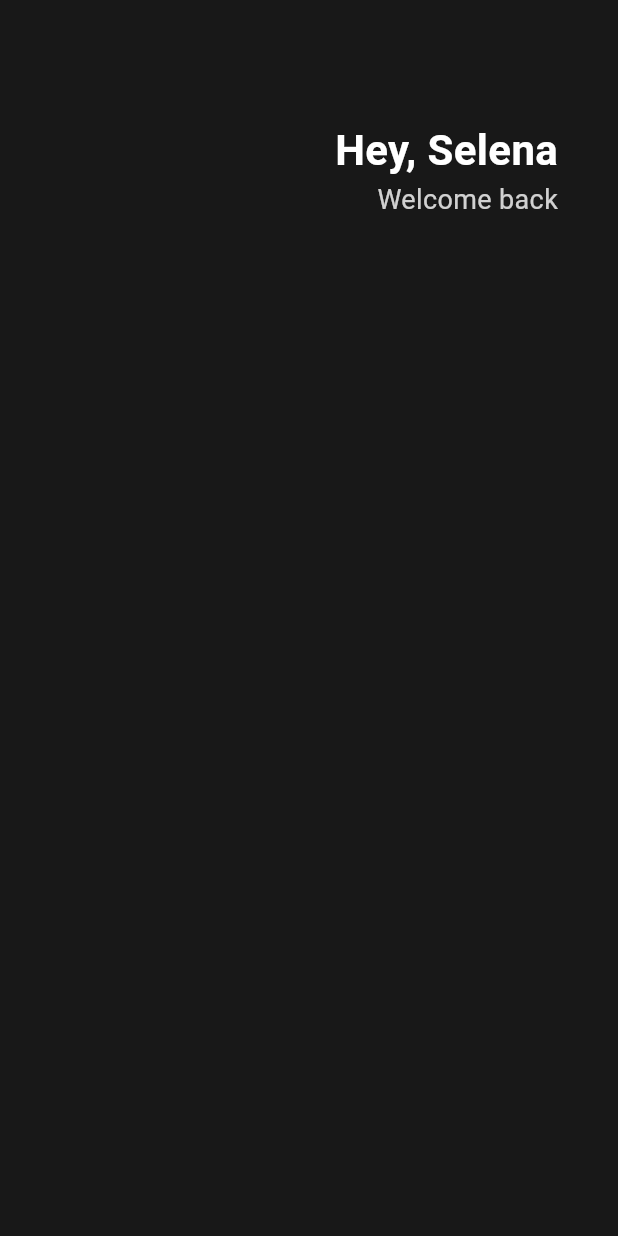
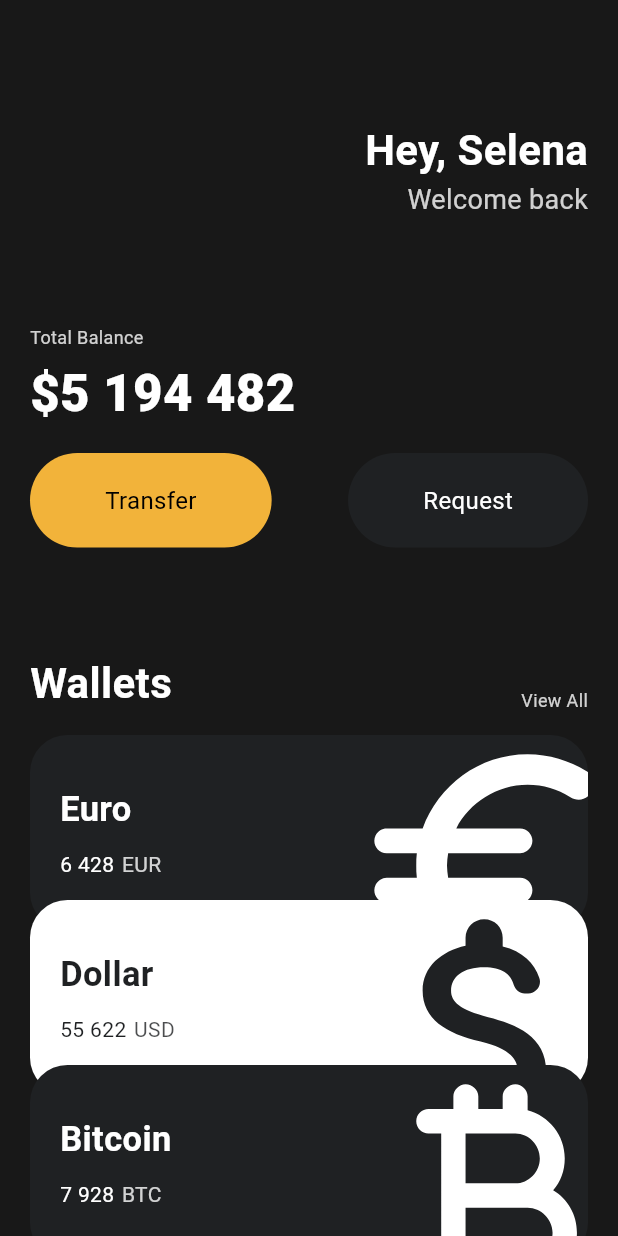
Before and after one commit to JunDemi/flutter_travel, a Flutter app: the screen it shows after launch, on a phone screen of 412 x 824 dp. Run offline on Flutter 3.47's test engine with Material 3 defaults, Android fonts, the light colour scheme and no system bars.

Commit message:
메인 UI

```diff
--- /dev/null
+++ b/lib/layouts/cardContainer.dart
@@ -0,0 +1,43 @@
+import 'package:flutter/material.dart';
+import 'package:flutter_travel/widgets/card.dart';
+
+// ignore: use_key_in_widget_constructors
+class CardContainer extends StatelessWidget {
+  final List<Map<String, dynamic>> currencyData = [
+    {
+      'name': 'Euro',
+      'code': 'EUR',
+      'amount': '6 428',
+      'icon': Icons.euro_rounded,
+    },
+    {
+      'name': 'Dollar',
+      'code': 'USD',
+      'amount': '55 622',
+      'icon': Icons.attach_money_rounded,
+    },
+    {
+      'name': 'Bitcoin',
+      'code': 'BTC',
+      'amount': '7 928',
+      'icon': Icons.currency_bitcoin_rounded,
+    },
+  ];
+
+  @override
+  Widget build(BuildContext context) {
+    return Column(
+      children: [
+        for (int i = 0; i < currencyData.length; i++)
+          CurrencyCard(
+            name: currencyData[i]['name'],
+            code: currencyData[i]['code'],
+            amount: currencyData[i]['amount'],
+            icon: currencyData[i]['icon'],
+            isInverted: i % 2 != 0 || false,
+            y: i * -20,
+          )
+      ],
+    );
+  }
+}
--- a/lib/main.dart
+++ b/lib/main.dart
@@ -1,4 +1,7 @@
 import 'package:flutter/material.dart';
+import 'package:flutter_travel/layouts/cardContainer.dart';
+import 'package:flutter_travel/widgets/button.dart';
+import 'package:flutter_travel/widgets/card.dart';
 
 void main() {
   runApp(App());
@@ -10,11 +13,13 @@ class App extends StatelessWidget {
     return MaterialApp(
       home: Scaffold(
         backgroundColor: Color(0xFF181818),
-        body: Padding(
+        body: SingleChildScrollView(
+          child: Padding(
             padding: EdgeInsets.symmetric(
-            horizontal: 40,
+              horizontal: 20,
             ),
             child: Column(
+              crossAxisAlignment: CrossAxisAlignment.start,
               children: [
                 SizedBox(
                   height: 80,
@@ -44,7 +49,98 @@ class App extends StatelessWidget {
                     ),
                   ],
                 ),
+                SizedBox(
+                  height: 70,
+                ),
+                Text(
+                  'Total Balance',
+                  style: TextStyle(
+                    fontSize: 12,
+                    color: Colors.white.withValues(alpha: 0.8),
+                  ),
+                ),
+                SizedBox(
+                  height: 5,
+                ),
+                Text(
+                  '\$5 194 482',
+                  style: TextStyle(
+                    color: Colors.white,
+                    fontSize: 34,
+                    fontWeight: FontWeight.w800,
+                  ),
+                ),
+                SizedBox(
+                  height: 15,
+                ),
+                Row(
+                  mainAxisAlignment: MainAxisAlignment.spaceBetween,
+                  children: [
+                    Button(
+                        text: 'Transfer',
+                        bgColor: Color(0xFFF2B33A),
+                        textColor: Colors.black),
+                    Button(
+                        text: 'Request',
+                        bgColor: Color(0xFF1F2123),
+                        textColor: Colors.white),
                   ],
+                ),
+                SizedBox(
+                  height: 70,
+                ),
+                Row(
+                  crossAxisAlignment: CrossAxisAlignment.end,
+                  mainAxisAlignment: MainAxisAlignment.spaceBetween,
+                  children: [
+                    Text(
+                      'Wallets',
+                      style: TextStyle(
+                        color: Colors.white,
+                        fontSize: 28,
+                        fontWeight: FontWeight.w600,
+                      ),
+                    ),
+                    Text(
+                      'View All',
+                      style: TextStyle(
+                        color: Colors.white.withValues(alpha: 0.8),
+                        fontSize: 12,
+                      ),
+                    ),
+                  ],
+                ),
+                SizedBox(
+                  height: 15,
+                ),
+                CardContainer(),
+                // CurrencyCard(
+                //   name: 'Euro',
+                //   code: 'EUR',
+                //   amount: '6 428',
+                //   icon: Icons.euro_rounded,
+                // ),
+                // Transform.translate(
+                //   offset: Offset(0, -25),
+                //   child: CurrencyCard(
+                //     name: 'Dollar',
+                //     code: 'USD',
+                //     amount: '55 622',
+                //     icon: Icons.attach_money_rounded,
+                //     isInverted: true,
+                //   ),
+                // ),
+                // Transform.translate(
+                //   offset: Offset(0, -50),
+                //   child: CurrencyCard(
+                //     name: 'Bitcoin',
+                //     code: 'BTC',
+                //     amount: '7 928',
+                //     icon: Icons.currency_bitcoin_rounded,
+                //   ),
+                // ),
+              ],
+            ),
           ),
         ),
       ),
--- /dev/null
+++ b/lib/widgets/button.dart
@@ -0,0 +1,34 @@
+import 'package:flutter/material.dart';
+
+class Button extends StatelessWidget {
+  final String text;
+  final Color bgColor;
+  final Color textColor;
+
+  const Button(
+      {super.key,
+      required this.text,
+      required this.bgColor,
+      required this.textColor});
+
+  @override
+  Widget build(BuildContext context) {
+    return Container(
+      decoration: BoxDecoration(
+          color: bgColor, borderRadius: BorderRadius.circular(50)),
+      child: Padding(
+        padding: EdgeInsets.symmetric(
+          vertical: 20,
+          horizontal: 50,
+        ),
+        child: Text(
+          text,
+          style: TextStyle(
+            fontSize: 16,
+            color: textColor,
+          ),
+        ),
+      ),
+    );
+  }
+}
--- /dev/null
+++ b/lib/widgets/card.dart
@@ -0,0 +1,89 @@
+import 'package:flutter/material.dart';
+
+class CurrencyCard extends StatelessWidget {
+  final String name, code, amount;
+  final double y;
+  final IconData icon;
+  final bool isInverted;
+
+  const CurrencyCard({
+    super.key,
+    required this.name,
+    required this.y,
+    required this.code,
+    required this.amount,
+    required this.icon,
+    this.isInverted = false,
+  });
+
+  @override
+  Widget build(BuildContext context) {
+    return Transform.translate(
+      offset: Offset(0, y),
+      child: Container(
+        clipBehavior: Clip.hardEdge,
+        decoration: BoxDecoration(
+            color: isInverted ? Colors.white : Color(0xFF1F2123),
+            borderRadius: BorderRadius.circular(25)),
+        child: Padding(
+          padding: const EdgeInsets.all(20),
+          child: Row(
+            mainAxisAlignment: MainAxisAlignment.spaceBetween,
+            children: [
+              Column(
+                crossAxisAlignment: CrossAxisAlignment.start,
+                children: [
+                  Text(
+                    name,
+                    style: TextStyle(
+                      color: isInverted ? Color(0xFF1F2123) : Colors.white,
+                      fontSize: 23,
+                      fontWeight: FontWeight.w600,
+                    ),
+                  ),
+                  SizedBox(
+                    height: 10,
+                  ),
+                  Row(
+                    children: [
+                      Text(
+                        amount,
+                        style: TextStyle(
+                          color: isInverted ? Color(0xFF1F2123) : Colors.white,
+                          fontSize: 14,
+                        ),
+                      ),
+                      SizedBox(
+                        width: 5,
+                      ),
+                      Text(
+                        code,
+                        style: TextStyle(
+                          color: isInverted
+                              ? Color(0xFF1F2123).withValues(alpha: 0.8)
+                              : Colors.white.withValues(alpha: 0.8),
+                          fontSize: 14,
+                        ),
+                      ),
+                    ],
+                  ),
+                ],
+              ),
+              Transform.scale(
+                scale: 2.2,
+                child: Transform.translate(
+                  offset: Offset(0, 10),
+                  child: Icon(
+                    icon,
+                    color: isInverted ? Color(0xFF1F2123) : Colors.white,
+                    size: 90,
+                  ),
+                ),
+              ),
+            ],
+          ),
+        ),
+      ),
+    );
+  }
+}
```
Lines whose indentation alone changed are shown as unchanged.
